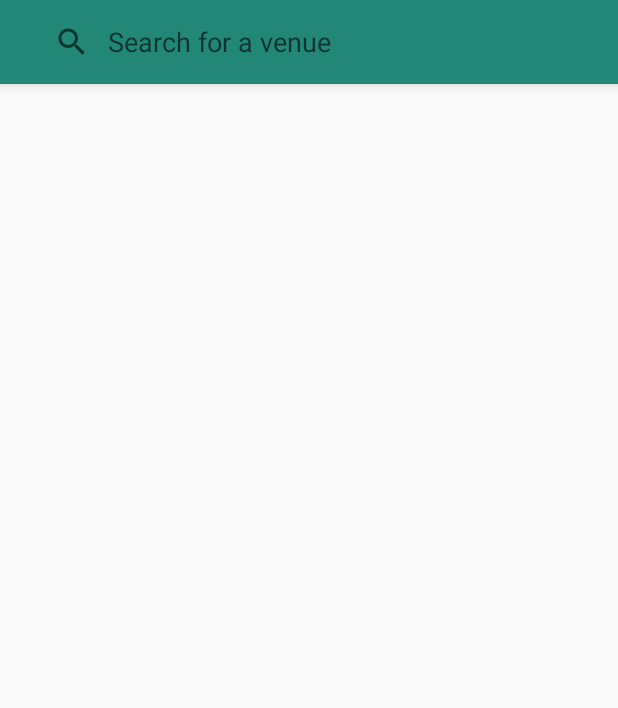
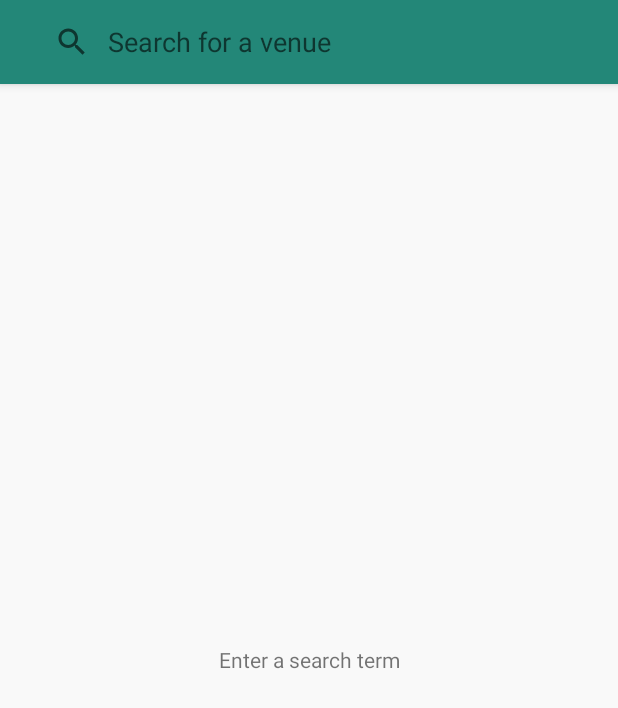
Before and after one commit to kelmer44/abn-test, an Android app: the screen it shows after launch (MainActivity), on a phone screen of 412 x 824 dp. Shown: the top 708 px of the screen. Run offline under Robolectric (Android 15) with nearby library versions, the phone set to English and light mode, and no system bars; our stand-ins replace Room's generated code, RxJava, navigation-ui; libraries missing offline, so code that uses them is left out: com.facebook.stetho; 1 statement that could not run was skipped.

Commit message:
error state!

```diff
--- a/app/build.gradle
+++ b/app/build.gradle
@@ -79,7 +79,10 @@ dependencies {
     kapt "androidx.room:room-compiler:2.2.5"
     implementation "androidx.room:room-rxjava2:2.2.5"
 
-//Debug
+    //shimmer
+    implementation 'com.facebook.shimmer:shimmer:0.5.0'
+
+    //Debug
     implementation 'com.facebook.stetho:stetho:1.5.1'
     implementation 'com.facebook.stetho:stetho-okhttp3:1.5.1'
 
--- a/app/src/main/java/com/kelmer/abn/foursquare/common/di/AuthInterceptor.kt
+++ b/app/src/main/java/com/kelmer/abn/foursquare/common/di/AuthInterceptor.kt
@@ -6,14 +6,14 @@ import okhttp3.Request
 import okhttp3.Response
 
 
-class AuthInterceptor : Interceptor {
+class AuthInterceptor(private val clientId: String, private val clientSecret: String) : Interceptor {
     override fun intercept(chain: Interceptor.Chain): Response {
         val original: Request = chain.request()
         val originalHttpUrl: HttpUrl = original.url
 
         val url = originalHttpUrl.newBuilder()
-            .addQueryParameter("client_id", "AGNZQ4BQSBXQMT0ZB20E1FOGOMCFOM2XZRUPQKDSBOM1Z1BI")
-            .addQueryParameter("client_secret", "PPJ2IPSPUVNKSWML52NEYRQL0T5VYKDAGSYOUWRMKWDDM5RA")
+            .addQueryParameter("client_id", clientId)
+            .addQueryParameter("client_secret", clientSecret)
             .addQueryParameter("v", "20200420")
             .build()
 
--- a/app/src/main/java/com/kelmer/abn/foursquare/common/di/NetModule.kt
+++ b/app/src/main/java/com/kelmer/abn/foursquare/common/di/NetModule.kt
@@ -1,17 +1,33 @@
 package com.kelmer.abn.foursquare.common.di
 
+import com.kelmer.abn.foursquare.R
 import com.kelmer.abn.foursquare.common.di.provider.ApiServiceProvider
 import com.kelmer.abn.foursquare.common.di.provider.HttpClientProvider
 import com.kelmer.abn.foursquare.data.api.VenueApi
 import com.kelmer.abn.foursquare.data.api.mock.VenueApiMock
+import org.koin.android.ext.koin.androidContext
 import org.koin.core.qualifier.named
 import org.koin.dsl.module
 
+
+const val QUALIFIER_CLIENT_ID = "client_id"
+const val QUALIFIER_CLIENT_SECRET = "client_secret"
+const val QUALIFIER_API_MOCK = "mock"
+const val QUALIFIER_API_RETROFIT = "retrofit"
+
 val netModule = module {
 
-    single { AuthInterceptor() }
+    single<String>(named(QUALIFIER_CLIENT_ID)) { androidContext().getString(R.string.client_id) }
+    single<String>(named(QUALIFIER_CLIENT_SECRET)) { androidContext().getString(R.string.client_secret) }
+
+    single {
+        AuthInterceptor(
+            clientId = get(named(QUALIFIER_CLIENT_ID)),
+            clientSecret = get(named(QUALIFIER_CLIENT_SECRET))
+        )
+    }
     single { HttpClientProvider.createHttpClient(get()).build() }
     single { ApiServiceProvider.createRetrofit(httpClient = get(), moshi = get()) }
-    single<VenueApi> (named("retrofit")){ ApiServiceProvider.getService(get()) }
-    single<VenueApi> (named("mock")){ VenueApiMock() }
+    single<VenueApi>(named(QUALIFIER_API_RETROFIT)) { ApiServiceProvider.getService(get()) }
+    single<VenueApi>(named(QUALIFIER_API_MOCK)) { VenueApiMock() }
 }
--- a/app/src/main/java/com/kelmer/abn/foursquare/common/di/RepositoryModule.kt
+++ b/app/src/main/java/com/kelmer/abn/foursquare/common/di/RepositoryModule.kt
@@ -9,8 +9,8 @@ val repositoryModule = module {
 
     single<VenueRepository> {
         VenueRepositoryImpl(
-            venueApi = get(named("mock")),
-//                        get(named("retrofit")),
+//            venueApi = get(named(QUALIFIER_API_MOCK)),
+                        get(named(QUALIFIER_API_RETROFIT)),
             venueDao = get()
 
         )
--- a/app/src/main/java/com/kelmer/abn/foursquare/data/api/model/LocationData.kt
+++ b/app/src/main/java/com/kelmer/abn/foursquare/data/api/model/LocationData.kt
@@ -1,7 +1,7 @@
 package com.kelmer.abn.foursquare.data.api.model
 
 data class LocationData(
-    val lat: Double, val lon: Double,
+    val lat: Double, val lng: Double,
     val address: String?,
     val country: String?,
     val city: String?,
--- a/app/src/main/java/com/kelmer/abn/foursquare/ui/detail/DetailFragment.kt
+++ b/app/src/main/java/com/kelmer/abn/foursquare/ui/detail/DetailFragment.kt
@@ -35,11 +35,16 @@ class DetailFragment : Fragment(R.layout.fragment_detail) {
 
         detail_toolbar.setupWithNavController(navController)
         viewModel.getVenue(args.venueId).observe(viewLifecycleOwner) { resource ->
+            shimmer_detail.isVisible = resource.inProgress
             resource.resolve(
                 onError = {
                     context?.handleError(it)
+                    detail_error.isVisible = true
+                    detail_data.isVisible = false
                 },
                 onSuccess = {
+                    detail_error.isVisible = false
+                    detail_data.isVisible = true
                     fillInDetails(it)
                 })
         }
--- a/app/src/main/java/com/kelmer/abn/foursquare/ui/list/ListFragment.kt
+++ b/app/src/main/java/com/kelmer/abn/foursquare/ui/list/ListFragment.kt
@@ -14,8 +14,6 @@ import com.kelmer.abn.foursquare.common.resource.resolve
 import com.kelmer.abn.foursquare.common.util.handleError
 import com.kelmer.abn.foursquare.data.db.model.Venue
 import com.kelmer.abn.foursquare.domain.model.LatLon
-import com.kelmer.abn.foursquare.ui.detail.DetailFragment
-import com.kelmer.abn.foursquare.ui.detail.DetailFragmentArgs
 import kotlinx.android.synthetic.main.fragment_list.*
 import org.koin.androidx.viewmodel.ext.android.viewModel
 
@@ -43,6 +41,8 @@ class ListFragment : Fragment(R.layout.fragment_list) {
             }
 
             override fun onQueryTextChange(newText: String): Boolean {
+                search_prompt.isVisible = newText.length < 3
+                venues_list.isVisible = newText.length >= 3
                 if (newText.isNotEmpty() && newText.length >= 3) {
                     viewModel.doSearch(newText, LatLon(52.37, 4.89))
                 }
@@ -59,6 +59,7 @@ class ListFragment : Fragment(R.layout.fragment_list) {
                 },
                 onSuccess = {
                     venueAdapter.updateVenues(it)
+                    search_empty_state.isVisible = it.isEmpty()
                 })
         }
     }
--- a/app/src/main/res/layout/fragment_list.xml
+++ b/app/src/main/res/layout/fragment_list.xml
@@ -53,6 +53,26 @@
             android:layout_width="wrap_content"
             android:layout_height="wrap_content"
             />
+
+
+        <com.google.android.material.textview.MaterialTextView
+            android:id="@+id/search_prompt"
+            android:visibility="visible"
+            android:layout_width="match_parent"
+            android:layout_height="wrap_content"
+            android:gravity="center"
+            android:text="@string/search_prompt"
+            android:layout_gravity="center"
+            />
+        <com.google.android.material.textview.MaterialTextView
+            android:id="@+id/search_empty_state"
+            android:visibility="gone"
+            android:layout_width="match_parent"
+            android:layout_height="wrap_content"
+            android:gravity="center"
+            android:text="@string/search_no_results"
+            android:layout_gravity="center"
+            />
     </FrameLayout>
 
 
--- a/app/src/main/res/navigation/nav_graph.xml
+++ b/app/src/main/res/navigation/nav_graph.xml
@@ -16,9 +16,8 @@
     </fragment>
     <fragment
         android:id="@+id/detailFragment"
-        tools:layout="@layout/fragment_detail"
         android:name="com.kelmer.abn.foursquare.ui.detail.DetailFragment"
-        android:label="DetailFragment" >
+        tools:layout="@layout/fragment_detail">
         <argument
             android:name="venueId"
             app:argType="string" />
--- /dev/null
+++ b/app/src/main/res/values/api_keys.xml
@@ -0,0 +1,6 @@
+<?xml version="1.0" encoding="utf-8"?>
+<resources>
+
+    <string name="client_id" translatable="false">AGNZQ4BQSBXQMT0ZB20E1FOGOMCFOM2XZRUPQKDSBOM1Z1BI</string>
+    <string name="client_secret" translatable="false">PPJ2IPSPUVNKSWML52NEYRQL0T5VYKDAGSYOUWRMKWDDM5RA</string>
+</resources>
--- a/app/src/main/res/values/strings.xml
+++ b/app/src/main/res/values/strings.xml
@@ -2,4 +2,7 @@
     <string name="app_name">ABNFoursquare</string>
     <string name="error_generic">There was an error!</string>
     <string name="search_hint">Search for a venue</string>
+    <string name="search_no_results">There are no results with the specified query</string>
+    <string name="search_prompt">Enter a search term</string>
+    <string name="detail_error">There was an error retrieving this venue!</string>
 </resources>
```
Also changed, not shown: app/src/main/res/layout/detail_shimmer.xml (added, +52 -0 lines), app/src/main/res/layout/fragment_detail.xml (+22 -3 lines).
